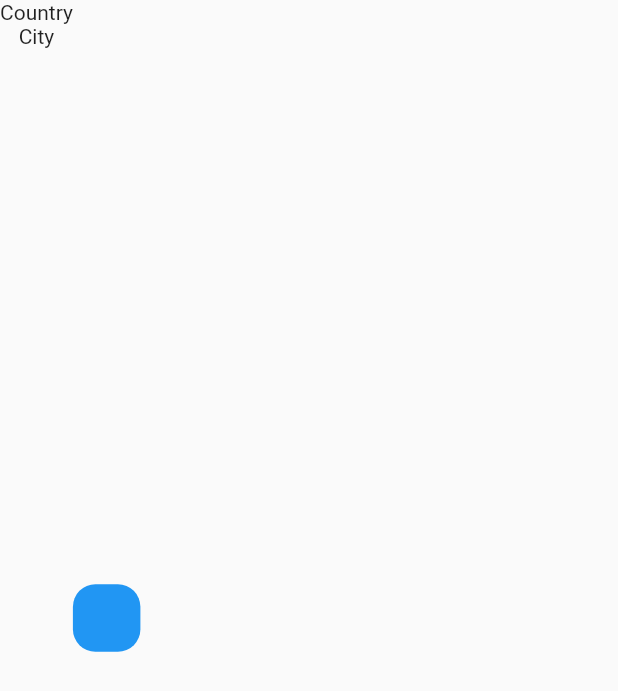
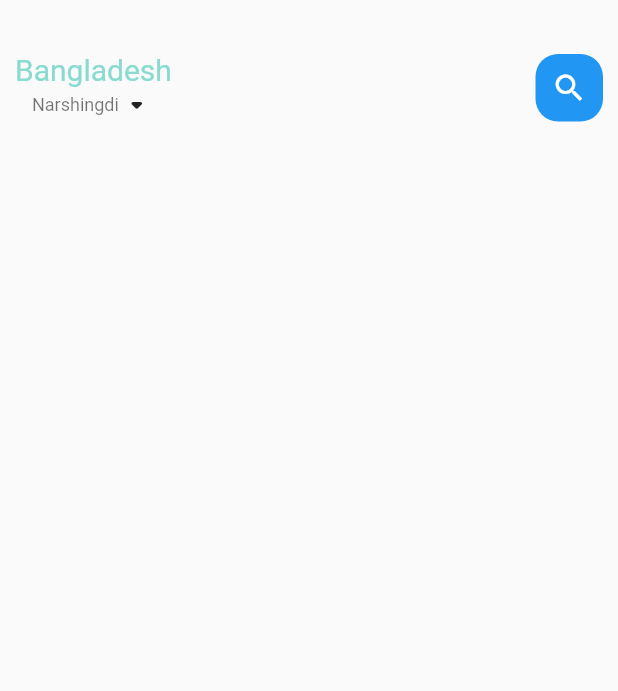
Before and after one commit to armaanislam/FoodFile, a Flutter app: the screen it shows after launch, on a phone screen of 412 x 824 dp. Shown: the top 691 px of the screen. Run offline on Flutter 3.47's test engine with Material 2 defaults, Android fonts, the light colour scheme and no system bars.

Commit message:
Columns and Widgets

```diff
--- a/lib/home/main_food_page.dart
+++ b/lib/home/main_food_page.dart
@@ -1,5 +1,8 @@
 import 'package:flutter/cupertino.dart';
 import 'package:flutter/material.dart';
+import 'package:foodfile/utils/colors.dart';
+import 'package:foodfile/widgets/big_text.dart';
+import 'package:foodfile/widgets/small_text.dart';
 
 class MainFoodPage extends StatefulWidget {
   const MainFoodPage({Key? key}) : super(key: key);
@@ -12,27 +15,41 @@
   @override
   Widget build(BuildContext context) {
     return Scaffold(
-      body: Container(
+      body: Column(
+        children: [
+          Center(
             child: Container(
+              child: Container(
+                  margin: EdgeInsets.only(top: 35, bottom: 15),
+                  padding: EdgeInsets.only(left: 10, right: 10),
                   child: Row(
+                    mainAxisAlignment: MainAxisAlignment.spaceBetween,
                     children: [
                       Column(
                         children: [
-                  Text("Country"),
-                  Text("City")
+                          BigText(text: "Bangladesh", color: AppColors.mainColor),
+                          Row(
+                            children: [
+                              SmallText(text: "Narshingdi", color: Colors.black54),
+                              Icon(Icons.arrow_drop_down_rounded)
+                            ],
+                          )
                         ],
                       ),
                       Container(
                         width: 45,
                         height: 45,
+                        child: Icon(Icons.search, color: Colors.white),
                         decoration: BoxDecoration(
                           borderRadius: BorderRadius.circular(15),
                           color: Colors.blue,
                         ),
                       )
                     ],
+                  )),
+            ),
           )
-        ),
+        ],
       ),
     );
   }
--- /dev/null
+++ b/lib/utils/colors.dart
@@ -0,0 +1,14 @@
+import 'dart:ui';
+
+class AppColors {
+  static final Color textColor = const Color(0xFFccc7c5);
+  static final Color mainColor = const Color(0xFF89dad0);
+  static final Color iconColor1 = const Color(0xFFffd28d);
+  static final Color iconColor2 = const Color(0xFFfcab88);
+  static final Color paraColor = const Color(0xFF8f837f);
+  static final Color buttonBackgroundColor = const Color(0xFFf7f6f4);
+  static final Color signColor = const Color(0xFFa9a29f);
+  static final Color titleColor = const Color(0xFF5c524f);
+  static final Color mainBlockColor = const Color(0xFF332d2b);
+  static final Color yellowColor = const Color(0xFFffd379);
+}
--- /dev/null
+++ b/lib/widgets/big_text.dart
@@ -0,0 +1,30 @@
+import 'package:flutter/cupertino.dart';
+
+class BigText extends StatelessWidget {
+  Color? color;
+  final String text;
+  double size;
+  TextOverflow overFlow;
+
+  BigText(
+      {Key? key,
+      this.color = const Color(0xFF332d2b),
+      required this.text,
+      this.size = 20,
+      this.overFlow = TextOverflow.ellipsis})
+      : super(key: key);
+
+  @override
+  Widget build(BuildContext context) {
+    return Text(
+      text,
+      maxLines: 1,
+      overflow: overFlow,
+      style: TextStyle(
+          fontFamily: 'Roboto',
+          color: color,
+          fontSize: size,
+          fontWeight: FontWeight.w400),
+    );
+  }
+}
--- /dev/null
+++ b/lib/widgets/small_text.dart
@@ -0,0 +1,26 @@
+import 'package:flutter/cupertino.dart';
+
+class SmallText extends StatelessWidget {
+  Color? color;
+  final String text;
+  double size;
+  double height;
+
+  SmallText(
+      {Key? key,
+      this.color = const Color(0xFFccc7c5),
+      required this.text,
+      this.size = 12,
+      this.height = 1.2})
+      : super(key: key);
+
+  @override
+  Widget build(BuildContext context) {
+    return Text(text,
+        style: TextStyle(
+            fontFamily: 'Roboto',
+            color: color,
+            fontSize: size,
+            height: height));
+  }
+}
```
Lines whose indentation alone changed are shown as unchanged.
